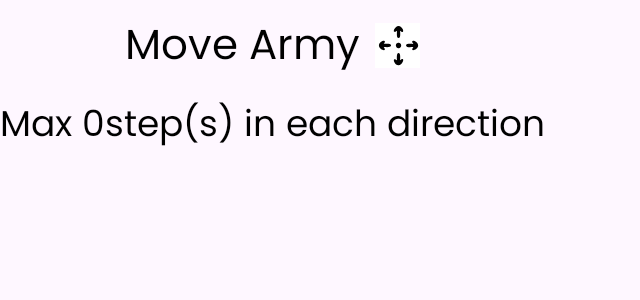
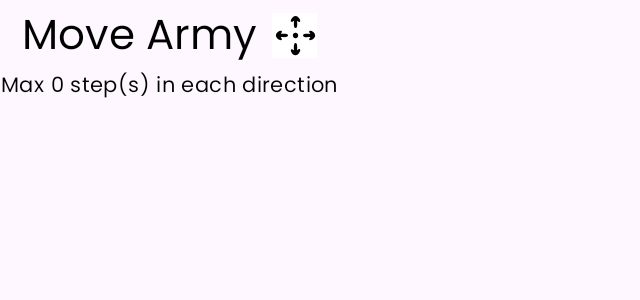
Before and after one commit to KeimiLL/Freeciv-game, an Android app built with Jetpack Compose: the composable SendArmyHeader called with empty values, on a phone screen of 824 x 412 dp (held sideways). Shown: the top 300 px of the screen, without its empty margins (0-640 px from the left). Run offline under Robolectric (Android 15) with nearby library versions, the phone set to English and light mode, and no system bars; our stand-ins replace constraintlayout-compose; 7 statements that could not run were skipped.

Commit message:
Minor changes

```diff
--- a/app/src/main/java/com/mobilne/civ2077/ui/board/views/army/Army.kt
+++ b/app/src/main/java/com/mobilne/civ2077/ui/board/views/army/Army.kt
@@ -59,7 +59,7 @@ fun Army(viewModel: ArmyViewModel) {
 fun BuyArmyHeader() {
     Row(verticalAlignment = Alignment.CenterVertically) {
         Text(
-            modifier = Modifier.padding(vertical = 10.dp),
+            modifier = Modifier.padding(vertical = 5.dp),
             text = "Buy Units",
             style = MaterialTheme.typography.headlineMedium,
             textAlign = TextAlign.Center,
@@ -116,7 +116,7 @@ fun SendArmyHeader(
     ) {
         Row(verticalAlignment = Alignment.CenterVertically) {
             Text(
-                modifier = Modifier.padding(vertical = 10.dp),
+                modifier = Modifier.padding(vertical = 3.dp),
                 text = "Move Army",
                 style = MaterialTheme.typography.headlineMedium,
                 textAlign = TextAlign.Center,
@@ -131,9 +131,9 @@ fun SendArmyHeader(
             )
         }
         Text(
-            modifier = Modifier.padding(vertical = 5.dp),
-            text = "Max ${step}step(s) in each direction",
-            style = MaterialTheme.typography.headlineSmall,
+            modifier = Modifier.padding(vertical = 0.dp),
+            text = "Max ${step} step(s) in each direction",
+            style = MaterialTheme.typography.bodyMedium,
             textAlign = TextAlign.Center,
             color = Color.Black
         )
--- a/app/src/main/java/com/mobilne/civ2077/ui/home/HomeScreen.kt
+++ b/app/src/main/java/com/mobilne/civ2077/ui/home/HomeScreen.kt
@@ -90,7 +90,7 @@ fun HomeScreen(viewModel: AuthViewModel?, navController: NavHostController, boar
 
         Column(
             modifier = Modifier
-                .width(400.dp)
+                .width(500.dp)
                 .wrapContentHeight()
                 .padding(spacing.medium),
             horizontalAlignment = Alignment.Start
```
